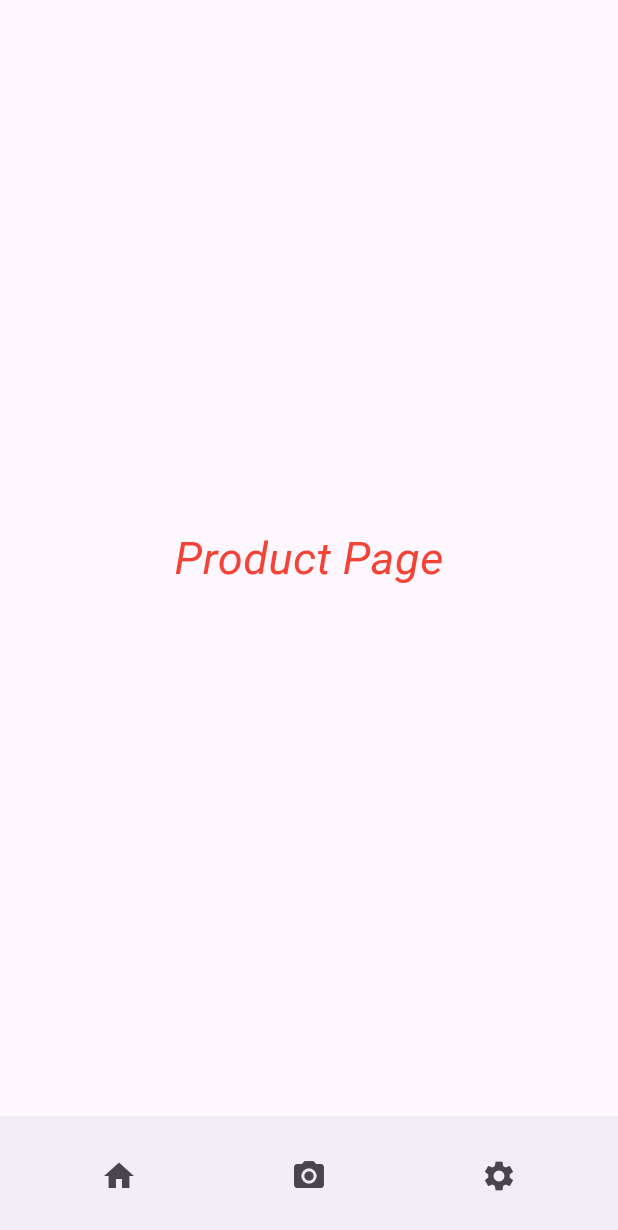
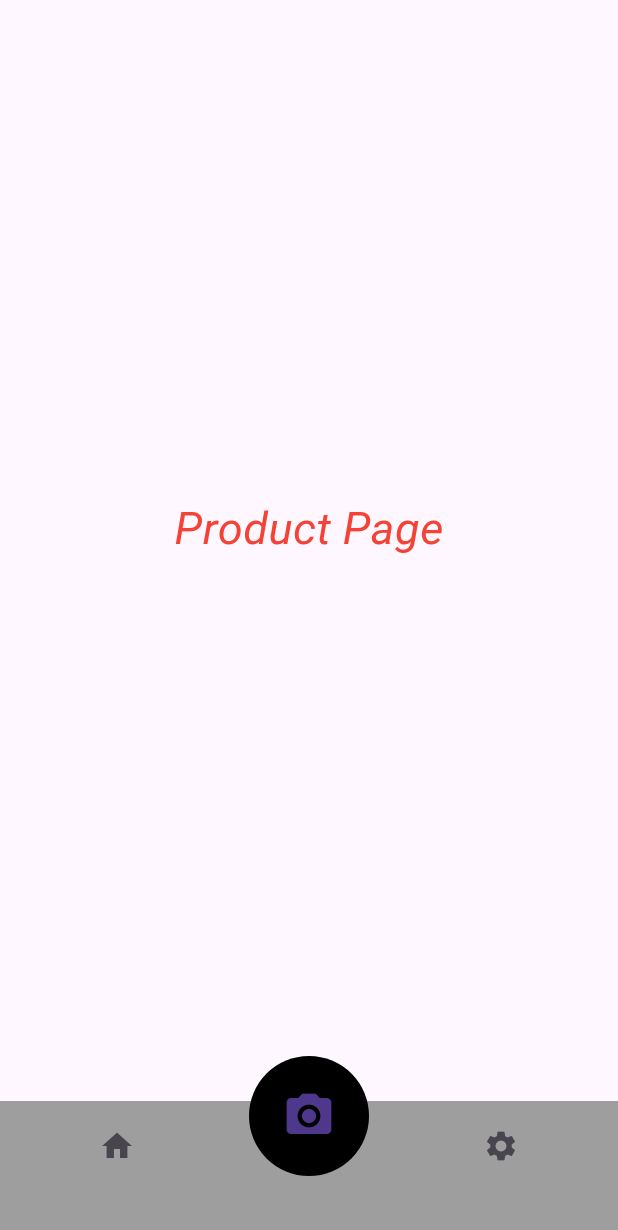
Before and after one commit to SahilShameerDev/dpp_project, a Flutter app: the screen it shows after launch, after a tap on "Product details", on a phone screen of 412 x 824 dp. Shown: the top 1230 px of the screen. Run offline on Flutter 3.47's test engine with Material 3 defaults, Android fonts, the phone set to English and light mode, and no system bars; missing offline and left inert: flutter_barcode_scanner.

Commit message:
Changes made to navbar

```diff
--- a/lib/main.dart
+++ b/lib/main.dart
@@ -1,6 +1,8 @@
 import 'package:flutter/material.dart';
+// Import all necessary screens
 import './screens/home.dart';
-
+import './screens/user.dart'; // Assuming this is the correct path
+import './screens/scanner.dart'; // Assuming this is the correct path
 
 void main() {
   runApp(const MyApp());
@@ -19,6 +21,13 @@ class MyApp extends StatelessWidget {
         useMaterial3: true,
       ),
       home: const HomePage(),
+      // Use a named route for the home page
+      initialRoute: '/home',
+      routes: {
+        '/home': (context) => const HomePage(),
+        '/user': (context) => const UserPage(),
+        '/scanner': (context) => const ScannerPage(),
+      },
     );
   }
 }
--- a/lib/screens/home.dart
+++ b/lib/screens/home.dart
@@ -20,10 +20,7 @@ class HomePage extends StatelessWidget {
             const SizedBox(height: 20),
             ElevatedButton(
               onPressed: () {
-                Navigator.push(
-                  context,
-                  MaterialPageRoute(builder: (context) => const ProductPage()),
-                );
+                Navigator.pushAndRemoveUntil(context, MaterialPageRoute(builder: (context) => const ProductPage()), (route) => false);
               },
               style: ButtonStyle(
                 shape: MaterialStateProperty.all<RoundedRectangleBorder>(
@@ -37,7 +34,7 @@ class HomePage extends StatelessWidget {
           ],
         ),
       ),
-      bottomNavigationBar: const NavBar(),
+      bottomNavigationBar:  const NavBar(),
     );
   }
 }
--- a/lib/screens/scanner.dart
+++ b/lib/screens/scanner.dart
@@ -44,7 +44,7 @@ class _ScannerPageState extends State<ScannerPage> {
           ],
         ),
       ),
-      bottomNavigationBar: const NavBar(),
+      bottomNavigationBar:  const NavBar(),
     );
   }
 }
--- a/lib/widgets/navbar.dart
+++ b/lib/widgets/navbar.dart
@@ -1,15 +1,28 @@
 import 'package:flutter/material.dart';
-import '../screens/home.dart';
-import '../screens/user.dart';
-import '../screens/scanner.dart';
 
 class NavBar extends StatelessWidget {
   const NavBar({super.key});
 
   @override
   Widget build(BuildContext context) {
-    return BottomAppBar(
-
+    return Stack(
+      children: [
+        // Grey Rectangle at the bottom of the screen
+        Positioned(
+          bottom: 0,
+          left: 0,
+          right: 0,
+          child: Container(
+            height: 90, // Height of the rectangle
+            width: double.infinity, // Full width
+            color: Colors.grey, // Grey color
+          ),
+        ),
+        // Grey Rectangle in BottomAppBar
+        BottomAppBar(
+          height: 120,
+          elevation: 0.0,
+          color: Colors.transparent,
           child: Row(
             mainAxisSize: MainAxisSize.max,
             mainAxisAlignment: MainAxisAlignment.spaceAround,
@@ -17,32 +30,39 @@ class NavBar extends StatelessWidget {
               IconButton(
                 icon: const Icon(Icons.home),
                 onPressed: () {
-              Navigator.push(
-                context,
-                MaterialPageRoute(builder: (context) => const HomePage()),
-              );
+                  Navigator.pushNamedAndRemoveUntil(context, '/home',(route) => false);
                 },
               ),
-          IconButton(
-            icon: const Icon(Icons.camera_alt),
-            onPressed: () {
-              Navigator.push(
-                context,
-                MaterialPageRoute(builder: (context) => const ScannerPage()),
-              );
-            },
-          ),
+              const SizedBox(width: 56),
               IconButton(
                 icon: const Icon(Icons.settings),
                 onPressed: () {
-              Navigator.push(
-                context,
-                MaterialPageRoute(builder: (context) => const UserPage()),
-              );
+                 Navigator.pushNamedAndRemoveUntil(context, '/user',(route) => false);
                 },
               ),
             ],
           ),
+        ),
+        // Adding a grey rectangle
+
+        // Circular element positioned outside the BottomAppBar
+        Positioned(
+          bottom: 40,
+          height: 80,
+          width: 80,
+          left:
+              MediaQuery.of(context).size.width / 2 - 40, // Center horizontally
+          child: FloatingActionButton(
+            onPressed: () {
+              Navigator.pushNamedAndRemoveUntil(context, '/scanner',(route) => false);
+            },
+            backgroundColor: Colors.black, // Set the background color to black
+            shape: const CircleBorder(),
+            elevation: 0,
+            child: const Icon(Icons.camera_alt, size: 36),
+          ),
+        ),
+      ],
     );
   }
 }
```
Lines whose indentation alone changed are shown as unchanged.
